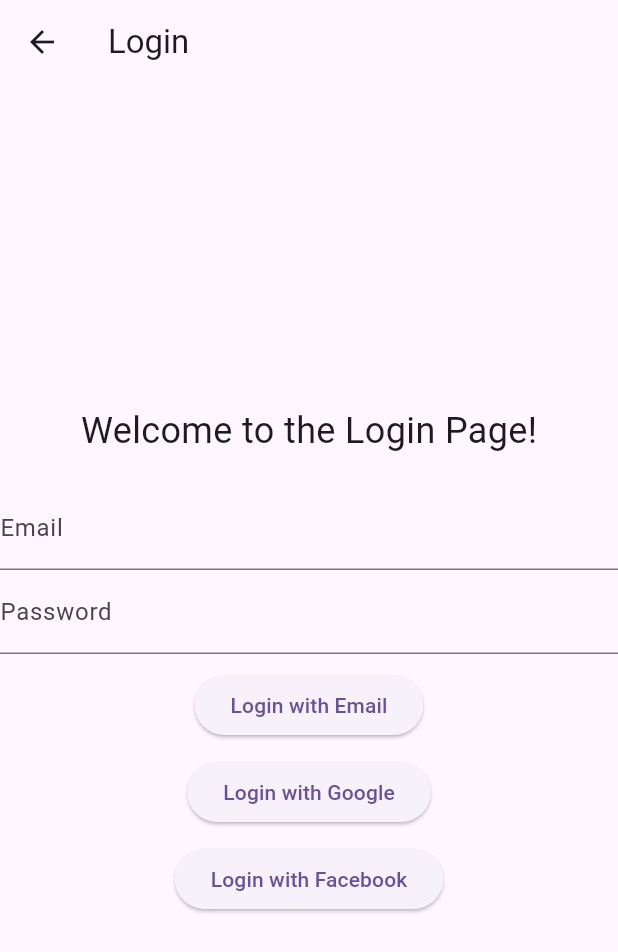
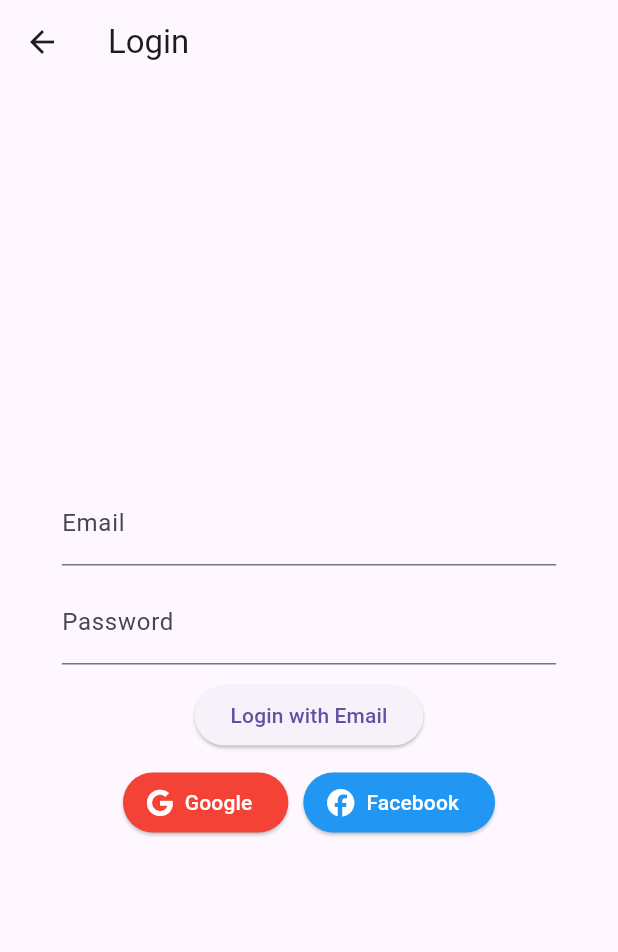
Before and after one commit to Al0olo/pioneersFlutterApp, a Flutter app: the LoginPage screen opened by its route, on a phone screen of 412 x 824 dp. Shown: the top 952 px of the screen. Run offline on Flutter 3.47's test engine with Material 3 defaults, Android fonts, the phone set to English and light mode, and no system bars; our stand-ins replace firebase_auth, firebase_core, font_awesome_flutter, google_sign_in; missing offline and left inert: flutter_facebook_auth; accounts and stored records are empty.

Commit message:
update login page styling

```diff
--- a/lib/pages/login_page.dart
+++ b/lib/pages/login_page.dart
@@ -4,6 +4,8 @@ import 'package:firebase_auth/firebase_auth.dart';
 import 'package:firebase_core/firebase_core.dart';
 import '../firebase_options.dart';
 import 'package:flutter_facebook_auth/flutter_facebook_auth.dart';
+import 'package:font_awesome_flutter/font_awesome_flutter.dart';
+
 
 class LoginPage extends StatelessWidget {
   final GoogleSignIn _googleSignIn = GoogleSignIn();
@@ -86,28 +88,34 @@ class LoginPage extends StatelessWidget {
     return Scaffold(
       appBar: AppBar(
         title: Text('Login'),
+        leading: IconButton(
+          icon: Icon(Icons.arrow_back),
+          onPressed: () {
+            Navigator.pop(context);
+          },
+        ),
       ),
       body: Center(
         child: Column(
           mainAxisAlignment: MainAxisAlignment.center,
-          children: [
-            Text(
-              'Welcome to the Login Page!',
-              style: TextStyle(fontSize: 24),
-            ),
-            SizedBox(height: 20),
-            TextFormField(
-              controller: _emailController,
+          children: <Widget>[
+            Container(
+              width: MediaQuery.of(context).size.width * 0.8,
+              child: TextField(
                 decoration: InputDecoration(
                   labelText: 'Email',
                 ),
               ),
-            TextFormField(
-              controller: _passwordController,
+            ),
+            SizedBox(height: 10),
+            Container(
+              width: MediaQuery.of(context).size.width * 0.8,
+              child: TextField(
                 decoration: InputDecoration(
                   labelText: 'Password',
                 ),
                 obscureText: true,
+              ),
             ),
             SizedBox(height: 10),
             ElevatedButton(
@@ -115,14 +123,29 @@ class LoginPage extends StatelessWidget {
               child: Text('Login with Email'),
             ),
             SizedBox(height: 10),
-            ElevatedButton(
+            Row(
+              mainAxisAlignment: MainAxisAlignment.center,
+              children: [
+                ElevatedButton.icon(
                   onPressed: _handleGoogleSignIn,
-              child: Text('Login with Google'),
+                  icon: FaIcon(FontAwesomeIcons.google, color: Colors.white),
+                  label: Text('Google'),
+                  style: ElevatedButton.styleFrom(
+                    backgroundColor: Colors.red, // Google button color
+                    foregroundColor: Colors.white, // Google button color
                   ),
-            SizedBox(height: 10),
-            ElevatedButton(
+                ),
+                SizedBox(width: 10),
+                ElevatedButton.icon(
                   onPressed: _handleFacebookSignIn,
-              child: Text('Login with Facebook'),
+                  icon: FaIcon(FontAwesomeIcons.facebook, color: Colors.white),
+                  label: Text('Facebook'),
+                  style: ElevatedButton.styleFrom(
+                    backgroundColor: Colors.blue, // Facebook button color
+                    foregroundColor: Colors.white, // Facebook button color
+                  ),
+                ),
+              ],
             ),
           ],
         ),
@@ -130,24 +153,3 @@ class LoginPage extends StatelessWidget {
     );
   }
 }
-
-void main() async {
-  WidgetsFlutterBinding.ensureInitialized();
-  await Firebase.initializeApp(
-    options: DefaultFirebaseOptions.currentPlatform,
-  );
-  runApp(MyApp());
-}
-
-class MyApp extends StatelessWidget {
-  @override
-  Widget build(BuildContext context) {
-    return MaterialApp(
-      title: 'Flutter Demo',
-      theme: ThemeData(
-        primarySwatch: Colors.blue,
-      ),
-      home: LoginPage(),
-    );
-  }
-}
--- a/pubspec.yaml
+++ b/pubspec.yaml
@@ -35,7 +35,7 @@ dependencies:
   firebase_auth: ^4.16.0
   firebase_core: ^2.32.0
   flutter_facebook_auth: ^7.0.1
-
+  font_awesome_flutter: ^10.1.0
 
   # The following adds the Cupertino Icons font to your application.
   # Use with the CupertinoIcons class for iOS style icons.
```
Also changed, not shown: lib/pages/home_page.dart (+30 -6 lines), pubspec.lock. Lines whose indentation alone changed are shown as unchanged.
